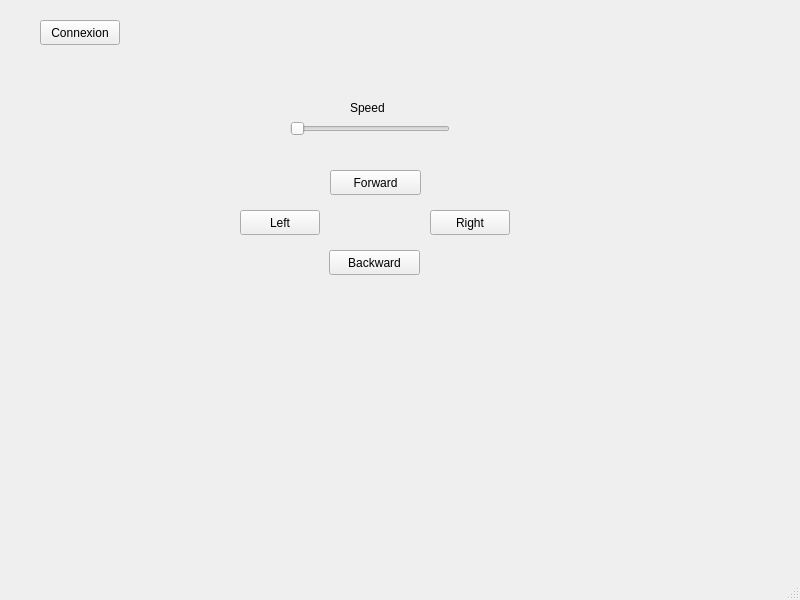
BerAtozz/WifiBot, file mainwindow.ui: the form before one commit.
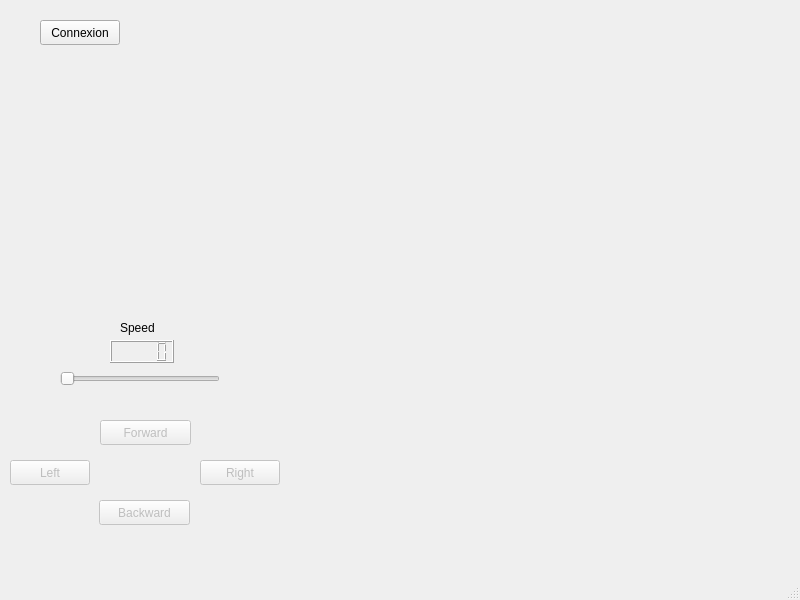
The form after the commit.

```diff
--- a/mainwindow.ui
+++ b/mainwindow.ui
@@ -28,10 +28,13 @@
     </property>
    </widget>
    <widget class="QPushButton" name="forwardButon">
+    <property name="enabled">
+     <bool>false</bool>
+    </property>
     <property name="geometry">
      <rect>
-      <x>330</x>
-      <y>170</y>
+      <x>100</x>
+      <y>420</y>
       <width>91</width>
       <height>25</height>
      </rect>
@@ -46,8 +49,8 @@
    <widget class="QSlider" name="velocity">
     <property name="geometry">
      <rect>
-      <x>290</x>
-      <y>120</y>
+      <x>60</x>
+      <y>370</y>
       <width>160</width>
       <height>18</height>
      </rect>
@@ -65,8 +68,8 @@
    <widget class="QLabel" name="label">
     <property name="geometry">
      <rect>
-      <x>350</x>
-      <y>100</y>
+      <x>120</x>
+      <y>320</y>
       <width>55</width>
       <height>16</height>
      </rect>
@@ -76,10 +79,13 @@
     </property>
    </widget>
    <widget class="QPushButton" name="backwardButton">
+    <property name="enabled">
+     <bool>false</bool>
+    </property>
     <property name="geometry">
      <rect>
-      <x>329</x>
-      <y>250</y>
+      <x>99</x>
+      <y>500</y>
       <width>91</width>
       <height>25</height>
      </rect>
@@ -92,10 +98,13 @@
     </property>
    </widget>
    <widget class="QPushButton" name="leftButton">
+    <property name="enabled">
+     <bool>false</bool>
+    </property>
     <property name="geometry">
      <rect>
-      <x>240</x>
-      <y>210</y>
+      <x>10</x>
+      <y>460</y>
       <width>80</width>
       <height>25</height>
      </rect>
@@ -108,10 +117,13 @@
     </property>
    </widget>
    <widget class="QPushButton" name="rightButton">
+    <property name="enabled">
+     <bool>false</bool>
+    </property>
     <property name="geometry">
      <rect>
-      <x>430</x>
-      <y>210</y>
+      <x>200</x>
+      <y>460</y>
       <width>80</width>
       <height>25</height>
      </rect>
@@ -121,6 +133,22 @@
     </property>
     <property name="shortcut">
      <string>Right</string>
+    </property>
+    <property name="autoRepeat">
+     <bool>true</bool>
+    </property>
+    <property name="autoRepeatDelay">
+     <number>100</number>
+    </property>
+   </widget>
+   <widget class="QLCDNumber" name="lcdSpeed">
+    <property name="geometry">
+     <rect>
+      <x>110</x>
+      <y>340</y>
+      <width>64</width>
+      <height>23</height>
+     </rect>
     </property>
    </widget>
   </widget>
```
Left out of the diff: 21 changed lines with no effect on the pictures.
